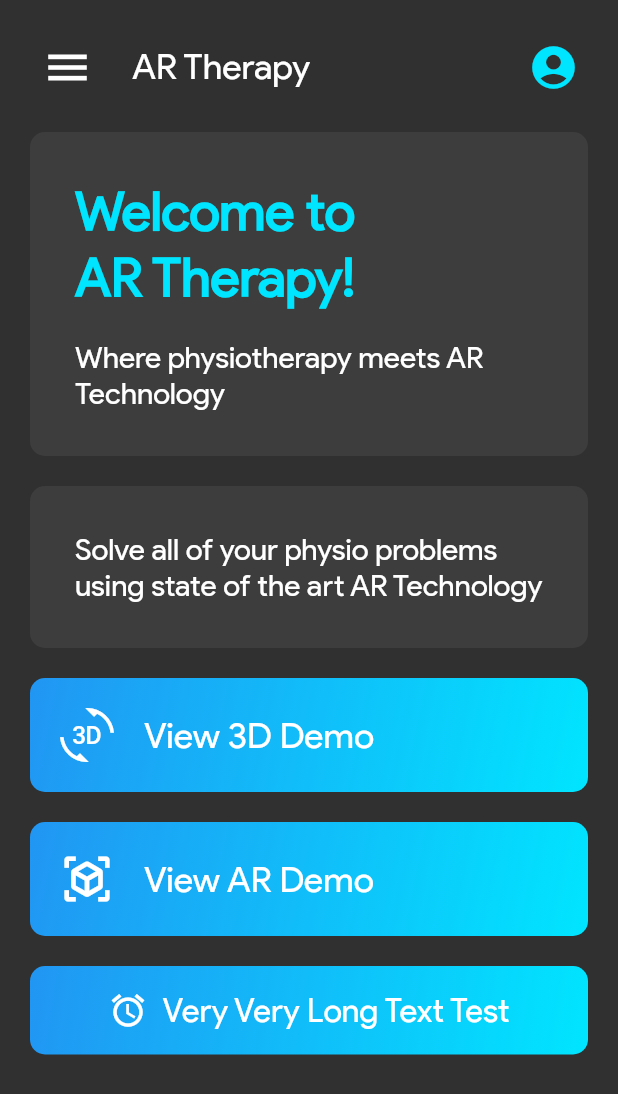
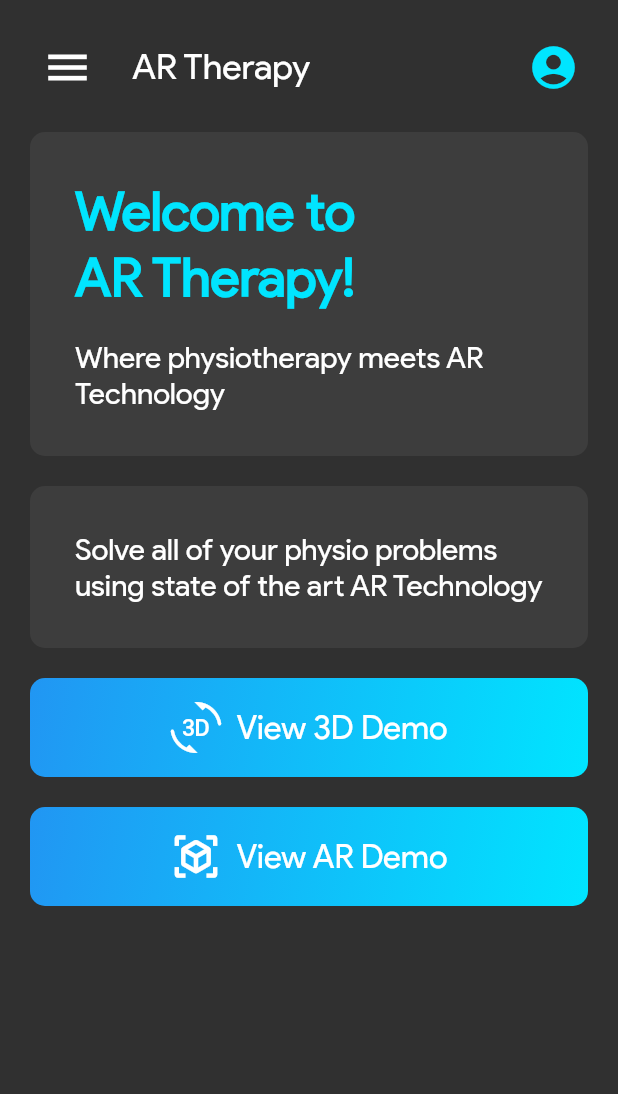
Before and after one commit to Harshit-Sonawala/ar_therapy, a Flutter app: the screen it shows after launch, on a phone screen of 412 x 824 dp. Shown: the top 1094 px of the screen. Run offline on Flutter 3.47's test engine with Material 2 defaults, Android fonts, the light colour scheme and no system bars; missing offline and left inert: flutter_cube.

Commit message:
many style and functionality changes

```diff
--- a/lib/main.dart
+++ b/lib/main.dart
@@ -18,6 +18,7 @@ class ARTherapy extends StatelessWidget {
         fontFamily: 'ProductSans',
         textTheme: const TextTheme(
           headline1: TextStyle(
+            // fontFamily: 'Montserrat',
             fontSize: 36.0,
             fontWeight: FontWeight.bold,
             color: Color(0xff00e5ff),
--- a/lib/screens/home_screen.dart
+++ b/lib/screens/home_screen.dart
@@ -118,21 +118,43 @@ class _HomeScreenState extends State<HomeScreen> {
                   ),
                 ),
                 const SizedBox(height: 20.0),
-                Ink(
-                  decoration: BoxDecoration(
-                    // color: const Color(0xff3d3d3d),
-                    borderRadius: BorderRadius.circular(10),
-                    gradient: const LinearGradient(
-                      begin: Alignment.topLeft,
-                      end: Alignment.bottomRight,
-                      colors: [
-                        Colors.blue,
-                        Color(0xff00e5ff),
-                      ],
-                    ),
-                  ),
-                  child: InkWell(
-                    onTap: () => {
+                // Ink(
+                //   decoration: BoxDecoration(
+                //     // color: const Color(0xff3d3d3d),
+                //     borderRadius: BorderRadius.circular(10),
+                //     gradient: const LinearGradient(
+                //       begin: Alignment.topLeft,
+                //       end: Alignment.bottomRight,
+                //       colors: [
+                //         Colors.blue,
+                //         Color(0xff00e5ff),
+                //       ],
+                //     ),
+                //   ),
+                //   child: InkWell(
+                //     customBorder: RoundedRectangleBorder(
+                //       borderRadius: BorderRadius.circular(10),
+                //     ),
+                //     child: Padding(
+                //       padding: const EdgeInsets.all(20.0),
+                //       child: Row(
+                //         children: [
+                //           const Icon(
+                //             Icons.threed_rotation,
+                //             size: 36,
+                //           ),
+                //           const SizedBox(width: 20.0),
+                //           Text(
+                //             'View 3D Demo',
+                //             style: Theme.of(context).textTheme.bodyText2,
+                //           ),
+                //         ],
+                //       ),
+                //     ),
+                //   ),
+                // ),
+                CustomElevatedButton(
+                  onPressed: () => {
                     Navigator.push(
                       context,
                       MaterialPageRoute(
@@ -149,43 +171,13 @@ class _HomeScreenState extends State<HomeScreen> {
                       ),
                     )
                   },
-                    customBorder: RoundedRectangleBorder(
-                      borderRadius: BorderRadius.circular(10),
-                    ),
-                    child: Padding(
-                      padding: const EdgeInsets.all(20.0),
-                      child: Row(
-                        children: [
-                          const Icon(
-                            Icons.threed_rotation,
-                            size: 36,
-                          ),
-                          const SizedBox(width: 20.0),
-                          Text(
-                            'View 3D Demo',
-                            style: Theme.of(context).textTheme.bodyText2,
-                          ),
-                        ],
-                      ),
-                    ),
-                  ),
+                  icon: Icons.threed_rotation_rounded,
+                  iconSize: 34,
+                  title: 'View 3D Demo',
                 ),
                 const SizedBox(height: 20.0),
-                Ink(
-                  decoration: BoxDecoration(
-                    // color: const Color(0xff3d3d3d),
-                    gradient: const LinearGradient(
-                      begin: Alignment.topLeft,
-                      end: Alignment.bottomRight,
-                      colors: [
-                        Colors.blue,
-                        Color(0xff00e5ff),
-                      ],
-                    ),
-                    borderRadius: BorderRadius.circular(10),
-                  ),
-                  child: InkWell(
-                    onTap: () => {
+                CustomElevatedButton(
+                  onPressed: () => {
                     Navigator.push(
                       context,
                       MaterialPageRoute(
@@ -195,35 +187,9 @@ class _HomeScreenState extends State<HomeScreen> {
                       ),
                     )
                   },
-                    customBorder: RoundedRectangleBorder(
-                      borderRadius: BorderRadius.circular(10),
-                    ),
-                    child: Padding(
-                      padding: const EdgeInsets.all(20.0),
-                      child: Row(
-                        children: [
-                          const Icon(
-                            Icons.view_in_ar,
-                            size: 36,
-                          ),
-                          const SizedBox(width: 20.0),
-                          Text(
-                            'View AR Demo',
-                            style: Theme.of(context).textTheme.bodyText2,
-                          ),
-                        ],
-                      ),
-                    ),
-                  ),
-                ),
-                const SizedBox(height: 20.0),
-                CustomElevatedButton(
-                  onPressed: () => {},
-                  icon: Icons.access_alarm,
-                  title: 'Very Very Long Text Test',
-                  // child: const Text(
-                  //   'Custom Button',
-                  // ),
+                  icon: Icons.view_in_ar,
+                  iconSize: 34,
+                  title: 'View AR Demo',
                 ),
               ],
             ),
--- a/lib/widgets/custom_elevated_button.dart
+++ b/lib/widgets/custom_elevated_button.dart
@@ -58,8 +58,8 @@ class _CustomButtonState extends State<CustomElevatedButton> {
                   size: widget.iconSize,
                   color: Colors.white,
                 ),
-              if (widget.title != null) ...[
-                const SizedBox(width: 10),
+              if (widget.icon != null && widget.title != null) const SizedBox(width: 10),
+              if (widget.title != null)
                 Text(
                   widget.title!,
                   style: TextStyle(
@@ -67,7 +67,6 @@ class _CustomButtonState extends State<CustomElevatedButton> {
                     color: Colors.white,
                   ),
                 ),
-              ],
               // widget.title != null
               //     ? Text(
               //         widget.title!,
```
Also changed, not shown: lib/screens/account_screen.dart (+1 -7 lines), lib/screens/demo_screen_3d.dart (+41 -1 lines), lib/screens/login_screen.dart (+21 -8 lines), lib/screens/wip_screen.dart (+21 -5 lines), lib/widgets/custom_text_button.dart (+14 -5 lines). Lines whose indentation alone changed are shown as unchanged.
